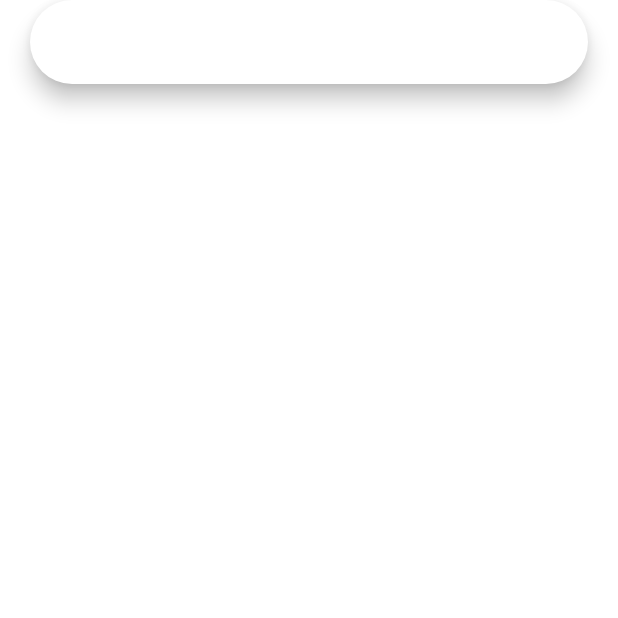
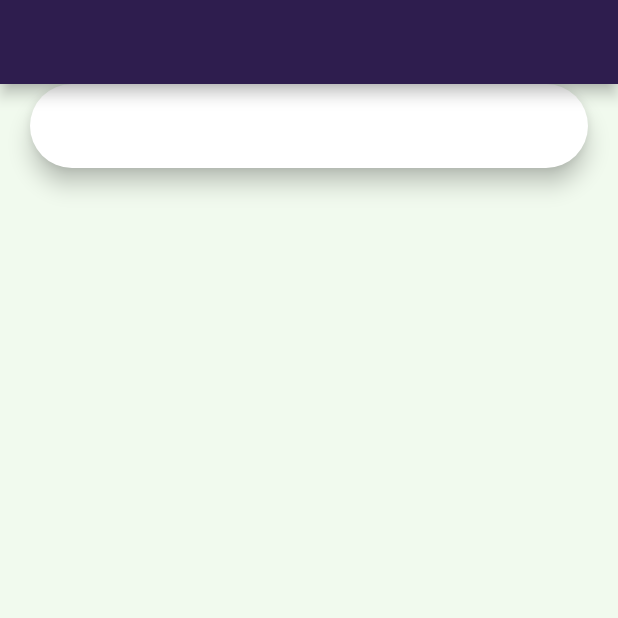
Before and after one commit to atharvafj/Flutter-Mini-Proj-3, a Flutter app: the SearchScreen screen opened directly, on a phone screen of 412 x 824 dp, the top half of it. Run offline on Flutter 3.47's test engine with Material 2 defaults, Android fonts, the phone set to English and light mode, and no system bars; our stand-ins replace chewie, video_player; missing offline and left inert: flappy_search_bar; statements that could not run were skipped.

Commit message:
Minor styling changes

```diff
--- a/Proj_3/lib/Screens/Equipment_Info_Screen.dart
+++ b/Proj_3/lib/Screens/Equipment_Info_Screen.dart
@@ -40,8 +40,10 @@ class EquipmentInfoScreen extends StatelessWidget {
       });
     return Scaffold(
       appBar: AppBar(
+        backgroundColor: Color.fromRGBO(46, 29, 78, 1),
         title: Text(item.title),
       ),
+      backgroundColor: Color.fromRGBO(241, 250, 238, 1),
       body: SingleChildScrollView(
         child: Column(
           children: <Widget>[
--- a/Proj_3/lib/Screens/Tabs_Screen.dart
+++ b/Proj_3/lib/Screens/Tabs_Screen.dart
@@ -26,10 +26,10 @@ class _TabsScreenState extends State<TabsScreen> {
       //appBar: AppBar(),
       body: pages[selectedPageIndex],
       bottomNavigationBar: BottomNavigationBar(
-        backgroundColor: Colors.orange[700],
+        backgroundColor: Color.fromRGBO(168, 218, 220, 1),
         onTap: selectPage,
-        selectedItemColor: Colors.purple,
-        unselectedItemColor: Colors.yellowAccent,
+        selectedItemColor: Color.fromRGBO(14, 25, 61, 1),
+        unselectedItemColor: Color.fromRGBO(45, 123, 157, 1),
         currentIndex: selectedPageIndex,
         items: [
           BottomNavigationBarItem(icon: Icon(Icons.home), title: Text("Home")),
--- a/Proj_3/lib/Screens/dropdownScreen.dart
+++ b/Proj_3/lib/Screens/dropdownScreen.dart
@@ -61,8 +61,10 @@ class _DropdownScreenState extends State<DropdownScreen> {
   Widget build(BuildContext context) {
     return Scaffold(
       appBar: AppBar(
+        backgroundColor: Color.fromRGBO(46, 29, 78, 1),
         title: Text("Inventory Manager"),
       ),
+      backgroundColor: Color.fromRGBO(241, 250, 238, 1),
       body: Container(
         height: 450,
         child: Column(
--- a/Proj_3/lib/Screens/mediaPlayerScreen.dart
+++ b/Proj_3/lib/Screens/mediaPlayerScreen.dart
@@ -62,8 +62,10 @@ class _ChewieDemoState extends State<ChewieDemo> {
       ),
       home: Scaffold(
         appBar: AppBar(
+          backgroundColor: Color.fromRGBO(46, 29, 78, 1),
           title: Text(widget.title),
         ),
+        backgroundColor: Color.fromRGBO(241, 250, 238, 1),
         body: Column(
           children: <Widget>[
             Expanded(
--- a/Proj_3/lib/Screens/searchScreen.dart
+++ b/Proj_3/lib/Screens/searchScreen.dart
@@ -13,11 +13,13 @@ class SearchScreen extends StatelessWidget {
   @override
   Widget build(BuildContext context) {
     return Scaffold(
-      backgroundColor: Colors.white,
+      appBar: AppBar(backgroundColor: Color.fromRGBO(46, 29, 78, 1),),
+      backgroundColor: Color.fromRGBO(241, 250, 238, 1),
       body: SafeArea(
         child: Padding(
           padding: const EdgeInsets.symmetric(horizontal: 20),
           child: SearchBar(
+            iconActiveColor: Colors.black,
             onSearch: search,
             onItemFound: (EquipmentItem found, int _)
             {
--- a/Proj_3/lib/main.dart
+++ b/Proj_3/lib/main.dart
@@ -14,12 +14,12 @@ class MyApp extends StatelessWidget {
   Widget build(BuildContext context) {
     return MaterialApp(
       title: "Inventory App",
-      theme: ThemeData(
+      /*theme: ThemeData(
         primarySwatch: Colors.purple,
         accentColor: Colors.greenAccent,
         canvasColor: Colors.yellow,
         textTheme: ThemeData.light().textTheme.copyWith(),
-      ),
+      ),*/
       home: TabsScreen(),
       routes: {
         EquipmentInfoScreen.routeName: (ctx)=> EquipmentInfoScreen(),
```
Also changed, not shown: Proj_3/lib/Widgets/Equipment_Display.dart (+10 -6 lines).
